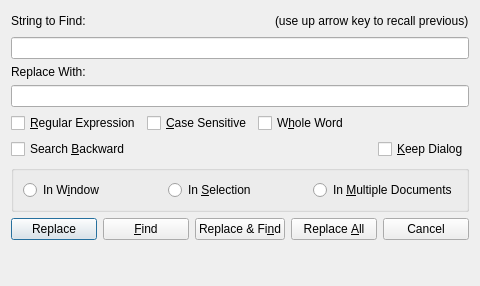
Qt form source/ui/DialogReplaceScope.ui (eteran/nedit-ng) before a commit.
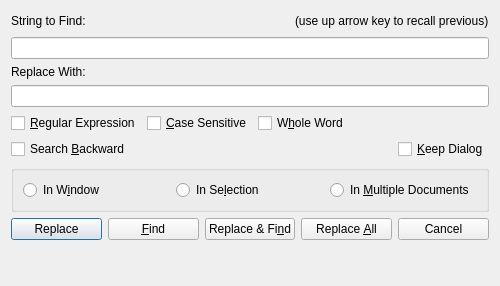
The same form after that commit. Icons and pictures are not drawn.

Commit message: improved some iconography fixed broken escape key in replace dialog

```diff
--- a/source/ui/DialogReplaceScope.ui
+++ b/source/ui/DialogReplaceScope.ui
@@ -6,7 +6,7 @@
    <rect>
     <x>0</x>
     <y>0</y>
-    <width>480</width>
+    <width>500</width>
     <height>286</height>
    </rect>
   </property>
@@ -151,7 +151,7 @@
       <item>
        <widget class="QRadioButton" name="radioSelection">
         <property name="text">
-         <string>In &amp;Selection</string>
+         <string>In Se&amp;lection</string>
         </property>
        </widget>
       </item>
```
Left out of the diff: 3 changed lines with no effect on the pictures. The commit also changes 3 other files.
